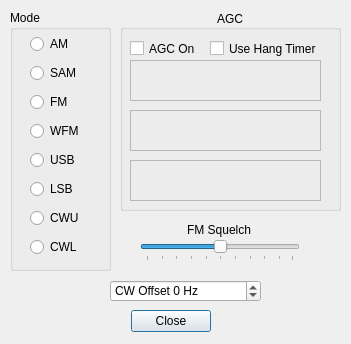
rafael2k/CuteSDR, file winforms/demodsetupdlg.ui: the form before one commit.
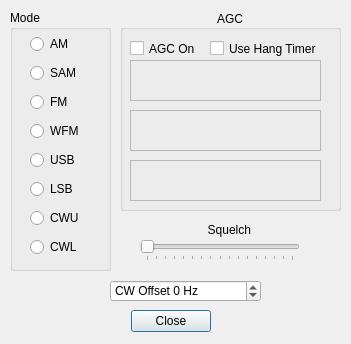
The form after the commit. Custom widgets are drawn as their Qt base class.

Commit message: added squelch for all modes but WFM

The edit to the form file:
```diff
--- a/winforms/demodsetupdlg.ui
+++ b/winforms/demodsetupdlg.ui
@@ -267,8 +267,14 @@
      <height>21</height>
     </rect>
    </property>
+   <property name="minimum">
+    <number>-160</number>
+   </property>
+   <property name="maximum">
+    <number>0</number>
+   </property>
    <property name="value">
-    <number>50</number>
+    <number>-160</number>
    </property>
    <property name="orientation">
     <enum>Qt::Horizontal</enum>
@@ -293,7 +299,7 @@
     <string>FM Squelch Control</string>
    </property>
    <property name="text">
-    <string>FM Squelch</string>
+    <string>Squelch</string>
    </property>
    <property name="alignment">
     <set>Qt::AlignRight|Qt::AlignTrailing|Qt::AlignVCenter</set>
```
The commit also changes 20 other files.
